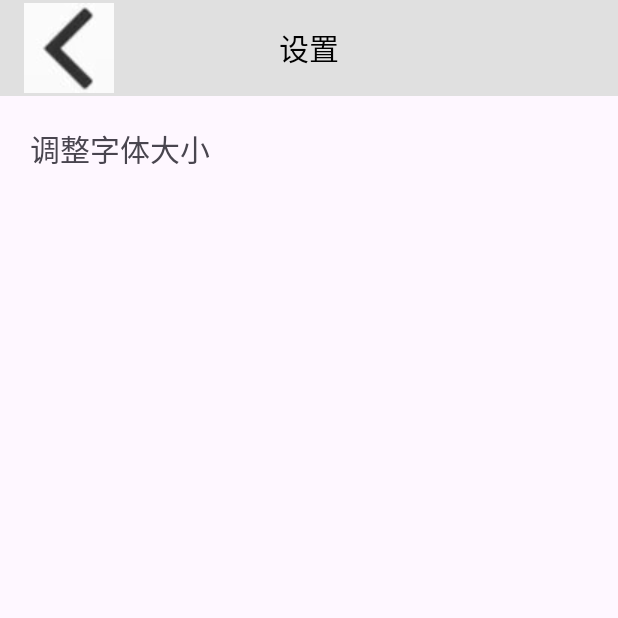
After one commit to 18983413722/myApplication, an Android app: the setTextSize screen opened directly, with no data from a screen before it, on a phone screen of 412 x 824 dp, the top half of it. The commit adds this screen. Run offline under Robolectric (Android 15) with nearby library versions, the phone set to English and light mode, and no system bars.

Commit message:
first commit

```diff
--- a/app/src/main/AndroidManifest.xml
+++ b/app/src/main/AndroidManifest.xml
@@ -13,9 +13,13 @@
         android:theme="@style/Theme.Try"
         tools:targetApi="31">
         <activity
+            android:name=".ui.setTextSize"
+            android:exported="false"
+            android:screenOrientation="portrait"/>
+        <activity
             android:name=".ui.Excel"
             android:exported="false"
-            android:screenOrientation="portrait"    />
+            android:screenOrientation="portrait" />
         <activity
             android:name=".MainActivity2"
             android:exported="true"
--- a/app/src/main/java/com/example/atry/bean/Notepad.java
+++ b/app/src/main/java/com/example/atry/bean/Notepad.java
@@ -1,6 +1,8 @@
 package com.example.atry.bean;
 
-public class Notepad {
+import java.io.Serializable;
+
+public class Notepad implements Serializable {
     private int id;
     private String content;
     private String time;
--- /dev/null
+++ b/app/src/main/java/com/example/atry/ui/setTextSize.java
@@ -0,0 +1,76 @@
+package com.example.atry.ui;
+
+
+import static android.app.PendingIntent.getActivity;
+
+import android.app.Activity;
+import android.app.AlertDialog;
+import android.content.DialogInterface;
+import android.os.Bundle;
+import android.view.View;
+import android.widget.TextView;
+import android.widget.Toast;
+
+import androidx.activity.EdgeToEdge;
+import androidx.appcompat.app.AppCompatActivity;
+import androidx.core.graphics.Insets;
+import androidx.core.view.ViewCompat;
+import androidx.core.view.WindowInsetsCompat;
+
+import com.example.atry.R;
+
+public class setTextSize extends AppCompatActivity {
+
+    private String[] textArr = {"小号", "默认", "大号", "超大号"};
+    private int[] sizeArr = {14, 16, 18,100};
+    private int index = 0;
+    private TextView textView;
+
+
+    @Override
+    protected void onCreate(Bundle savedInstanceState) {
+        super.onCreate(savedInstanceState);
+        EdgeToEdge.enable(this);
+        setContentView(R.layout.activity_set_text_size);
+        ViewCompat.setOnApplyWindowInsetsListener(findViewById(R.id.main), (v, insets) -> {
+            Insets systemBars = insets.getInsets(WindowInsetsCompat.Type.systemBars());
+            v.setPadding(systemBars.left, systemBars.top, systemBars.right, systemBars.bottom);
+            return insets;
+
+        });
+        View view = getLayoutInflater().inflate(R.layout.listview, null);
+        textView =view.findViewById(R.id.text1);
+
+        }
+
+
+
+    //创建调整字体大小的方法
+    public void tiaozheng(View view) {
+
+
+            new AlertDialog.Builder(this)
+                    .setTitle("请选择字号")
+                    .setSingleChoiceItems(textArr,index, new DialogInterface.OnClickListener() {
+                        @Override
+                        public void onClick(DialogInterface dialog, int which) {
+                            index = which;
+                        }
+                    })
+                    .setPositiveButton("确定", new DialogInterface.OnClickListener() {
+                        @Override
+                        public void onClick(DialogInterface dialog, int which) {
+                            textView.setTextSize(sizeArr[index]);
+
+                        }
+                    })
+                    .setNegativeButton("取消", null)
+                    .create().show();
+
+        }
+    //创建返回按钮的方法
+    public void onBackPressed(View view) {
+        finish();
+        Toast.makeText(this, "已退出设置界面", Toast.LENGTH_SHORT).show();
+    }
+}
--- a/app/src/main/java/com/example/atry/utils/gettime.java
+++ b/app/src/main/java/com/example/atry/utils/gettime.java
@@ -1,10 +1,6 @@
 package com.example.atry.utils;
 
-
-
-
-//这一段写入时间是在网上cv的
-
+//封装获取时间的方法
 
 import java.text.SimpleDateFormat;
 import java.util.SimpleTimeZone;
--- a/app/src/main/res/layout/activity_excel.xml
+++ b/app/src/main/res/layout/activity_excel.xml
@@ -30,10 +30,13 @@
     </androidx.appcompat.widget.Toolbar>
 
     <EditText
+        android:id="@+id/editText"
         android:layout_width="match_parent"
         android:layout_height="0dp"
         android:layout_weight="1"
         />
+
+
 
     <LinearLayout
         android:layout_width="match_parent"
--- /dev/null
+++ b/app/src/main/res/layout/activity_set_text_size.xml
@@ -0,0 +1,47 @@
+<?xml version="1.0" encoding="utf-8"?>
+<LinearLayout xmlns:android="http://schemas.android.com/apk/res/android"
+    xmlns:app="http://schemas.android.com/apk/res-auto"
+    xmlns:tools="http://schemas.android.com/tools"
+    android:id="@+id/main"
+    android:layout_width="match_parent"
+    android:layout_height="match_parent"
+    tools:context=".ui.setTextSize"
+    android:orientation="vertical">
+
+    <Toolbar
+        android:id="@+id/toolbar"
+        android:layout_width="match_parent"
+        android:layout_height="wrap_content"
+        android:background="#E0E0E0"
+        android:minHeight="?attr/actionBarSize"
+        android:theme="@style/ThemeOverlay.AppCompat.Dark.ActionBar"
+        app:popupTheme="@style/ThemeOverlay.AppCompat.Light">
+
+        <ImageView
+            android:layout_width="wrap_content"
+            android:layout_height="wrap_content"
+            android:src="@drawable/esc"
+            android:onClick="onBackPressed"/>
+
+        <TextView
+            android:layout_width="wrap_content"
+            android:layout_height="wrap_content"
+            android:text="设置"
+            android:textSize="20sp"
+            android:textColor="#000000"
+            android:layout_gravity="center"/>
+    </Toolbar>
+
+
+
+    <TextView
+        android:id="@+id/textView"
+        android:layout_width="match_parent"
+        android:layout_height="wrap_content"
+        android:layout_gravity="center"
+        android:layout_margin="20dp"
+        android:text="调整字体大小"
+        android:textSize="20sp"
+        android:onClick="tiaozheng"/>
+
+</LinearLayout>
--- a/app/src/main/res/layout/jizhang_layout.xml
+++ b/app/src/main/res/layout/jizhang_layout.xml
@@ -4,14 +4,16 @@
     android:layout_height="match_parent"
     xmlns:app="http://schemas.android.com/apk/res-auto"
     android:orientation="vertical"
+    android:layout_gravity="center">
 
-    >
 
     <androidx.appcompat.widget.Toolbar
         android:id="@+id/toolbar"
         android:layout_width="match_parent"
         android:layout_height="wrap_content"
-        app:title="加油"/>
+
+        app:title="                                           记事本"
+        />
 
     <androidx.recyclerview.widget.RecyclerView
         android:id="@+id/recycler"
--- a/app/src/main/res/menu/menuicon.xml
+++ b/app/src/main/res/menu/menuicon.xml
@@ -5,10 +5,7 @@
 
         android:title="记账"/>
 
-    <item
-        android:id="@+id/tongji"
 
-        android:title="统计"/>
 
     <item
         android:id="@+id/wode"
```
Also changed, not shown: app/src/main/java/com/example/atry/Fragment/Fragmentjizhang.java (+79 -0 lines), app/src/main/java/com/example/atry/Fragment/Fragmentwode.java (+14 -0 lines), app/src/main/java/com/example/atry/MainActivity2.java (+19 -17 lines), app/src/main/java/com/example/atry/adapter/NotepadAdapter.java (+57 -0 lines), app/src/main/java/com/example/atry/database/MyDataBaseOpenHelper.java (+8 -2 lines), app/src/main/java/com/example/atry/ui/Excel.java (+21 -4 lines), app/src/main/res/layout/listview.xml (+6 -2 lines), app/src/main/res/layout/wode_layout.xml (+52 -4 lines), app/src/main/res/layout/wodeyemian.xml (added, +33 -0 lines), app/src/main/res/drawable/setting.jpg (added), app/src/main/res/drawable/touxiang.jpg (added).
